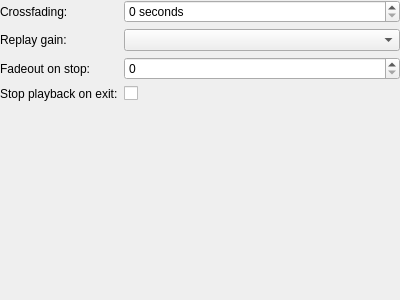
The window that gui/playbacksettings.ui (polpo/cantata-mac) describes before a commit, drawn with Qt 5.
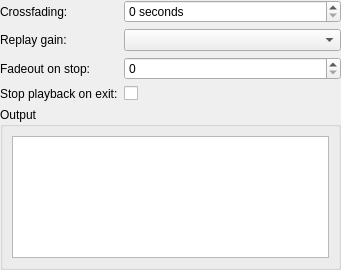
The same window after the commit.

Commit message: Combine playback and output config pages.

```diff
--- a/gui/playbacksettings.ui
+++ b/gui/playbacksettings.ui
@@ -6,17 +6,19 @@
    <rect>
     <x>0</x>
     <y>0</y>
-    <width>400</width>
-    <height>300</height>
+    <width>341</width>
+    <height>270</height>
    </rect>
   </property>
   <property name="windowTitle">
    <string>Form</string>
   </property>
-  <layout class="QFormLayout" name="formLayout">
+  <layout class="QVBoxLayout" name="verticalLayout_2">
    <property name="margin">
     <number>0</number>
    </property>
+   <item>
+    <layout class="QFormLayout" name="formLayout_2">
    <item row="0" column="0">
     <widget class="QLabel" name="label_6">
      <property name="text">
@@ -75,6 +77,20 @@
    </item>
    <item row="3" column="1">
     <widget class="QCheckBox" name="stopOnExit"/>
+     </item>
+    </layout>
+   </item>
+   <item>
+    <widget class="QGroupBox" name="groupBox">
+     <property name="title">
+      <string>Output</string>
+     </property>
+     <layout class="QVBoxLayout" name="verticalLayout">
+      <item>
+       <widget class="QListWidget" name="view"/>
+      </item>
+     </layout>
+    </widget>
    </item>
   </layout>
  </widget>
```
Lines whose indentation alone changed are shown as unchanged. The commit also changes 9 other files.
